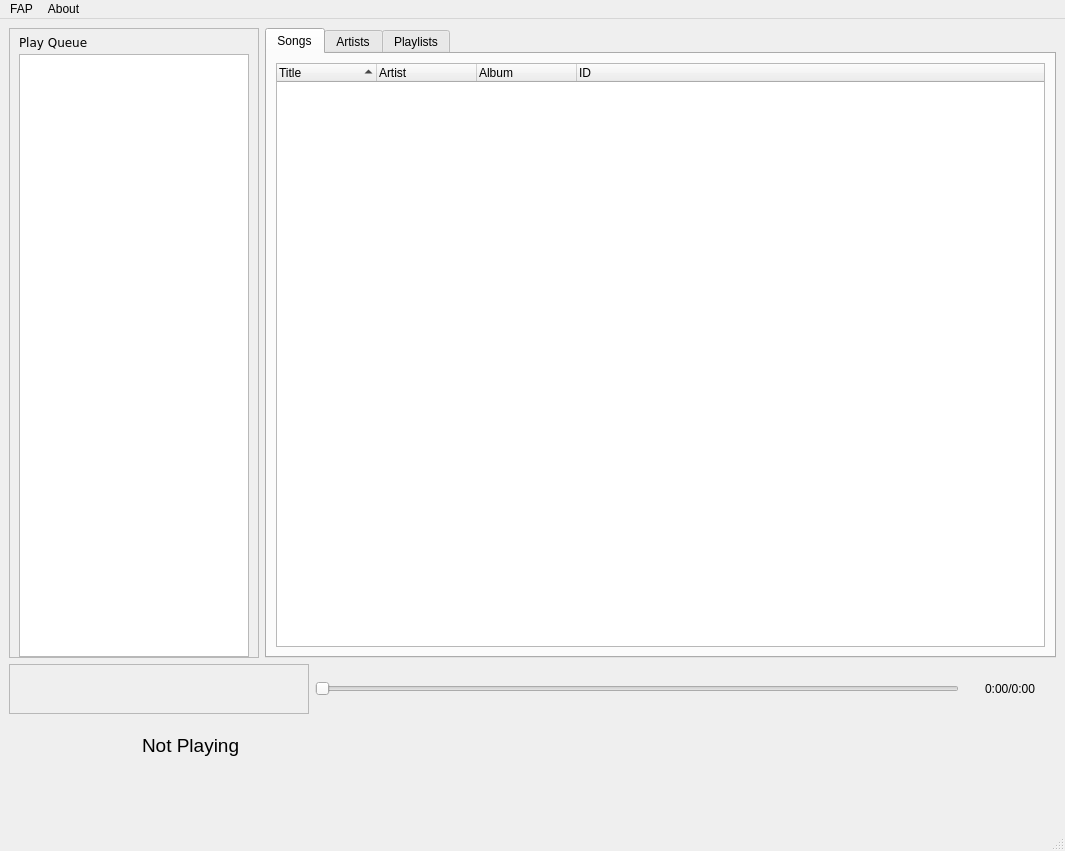
First picture: the form in forms/main.ui, repository ToppleKek/fap, before the edit.
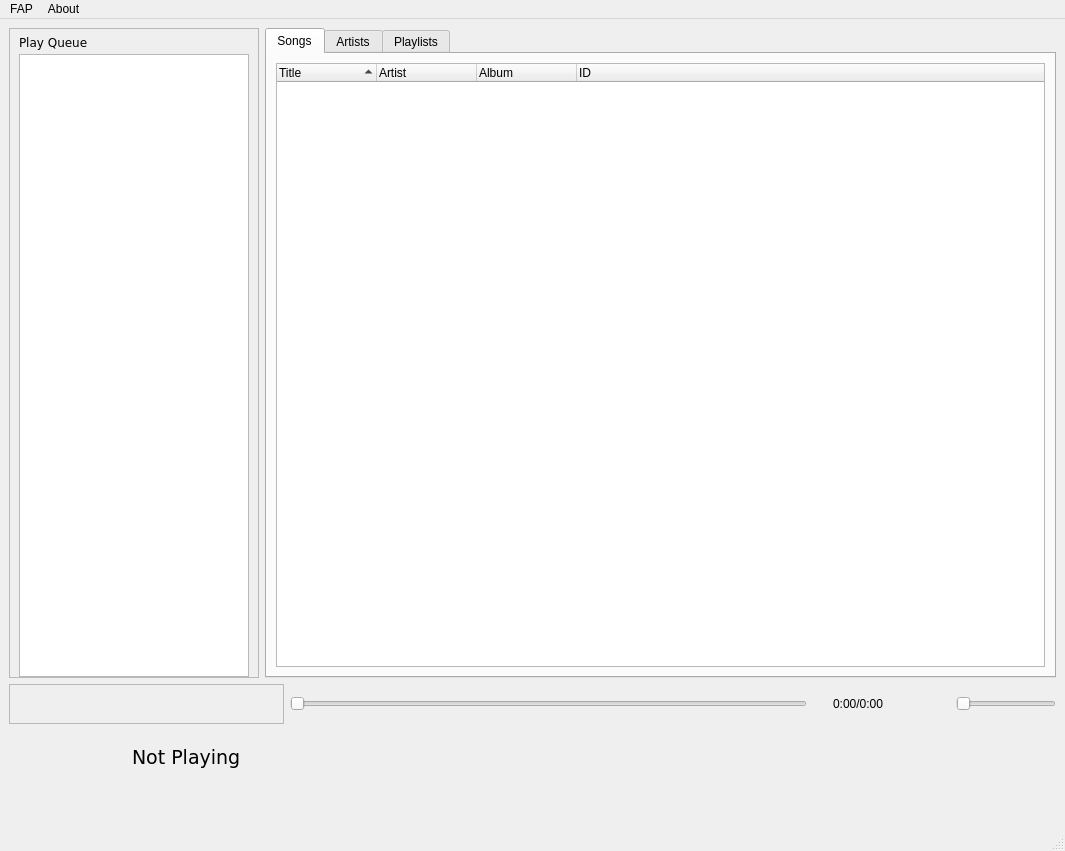
Second picture: the form after the edit. Icons and pictures are not drawn.

Commit message: add volume control support

The edit to the form file:
```diff
--- a/forms/main.ui
+++ b/forms/main.ui
@@ -323,8 +323,8 @@
        <widget class="QFrame" name="controlFrame">
         <property name="minimumSize">
          <size>
-          <width>300</width>
-          <height>50</height>
+          <width>275</width>
+          <height>40</height>
          </size>
         </property>
         <property name="maximumSize">
@@ -519,6 +519,39 @@
         </property>
        </spacer>
       </item>
+      <item>
+       <widget class="QPushButton" name="volumeButton">
+        <property name="text">
+         <string/>
+        </property>
+        <property name="icon">
+         <iconset resource="../resources/res.qrc">
+          <normaloff>:/images/vol.png</normaloff>:/images/vol.png</iconset>
+        </property>
+        <property name="flat">
+         <bool>true</bool>
+        </property>
+       </widget>
+      </item>
+      <item>
+       <widget class="QSlider" name="volumeSlider">
+        <property name="maximumSize">
+         <size>
+          <width>100</width>
+          <height>16777215</height>
+         </size>
+        </property>
+        <property name="maximum">
+         <number>100</number>
+        </property>
+        <property name="orientation">
+         <enum>Qt::Horizontal</enum>
+        </property>
+        <property name="invertedAppearance">
+         <bool>false</bool>
+        </property>
+       </widget>
+      </item>
      </layout>
     </item>
     <item>
@@ -546,14 +579,14 @@
        <widget class="QLabel" name="coverLabel">
         <property name="minimumSize">
          <size>
-          <width>100</width>
-          <height>100</height>
+          <width>90</width>
+          <height>90</height>
          </size>
         </property>
         <property name="maximumSize">
          <size>
-          <width>100</width>
-          <height>100</height>
+          <width>90</width>
+          <height>90</height>
          </size>
         </property>
         <property name="text">
@@ -568,23 +601,46 @@
        </widget>
       </item>
       <item>
-       <layout class="QVBoxLayout" name="verticalLayout">
+       <layout class="QVBoxLayout" name="verticalLayout" stretch="0,0,0,0">
         <property name="spacing">
          <number>0</number>
         </property>
         <property name="sizeConstraint">
          <enum>QLayout::SetFixedSize</enum>
         </property>
+        <item>
+         <spacer name="verticalSpacer_3">
+          <property name="orientation">
+           <enum>Qt::Vertical</enum>
+          </property>
+          <property name="sizeType">
+           <enum>QSizePolicy::Fixed</enum>
+          </property>
+          <property name="sizeHint" stdset="0">
+           <size>
+            <width>20</width>
+            <height>5</height>
+           </size>
+          </property>
+         </spacer>
+        </item>
         <item>
          <widget class="QLabel" name="titleArtistLabel">
           <property name="minimumSize">
            <size>
-            <width>75</width>
+            <width>100</width>
             <height>0</height>
            </size>
           </property>
+          <property name="maximumSize">
+           <size>
+            <width>16777215</width>
+            <height>25</height>
+           </size>
+          </property>
           <property name="font">
            <font>
+            <family>DejaVu Sans</family>
             <pointsize>14</pointsize>
             <weight>50</weight>
             <bold>false</bold>
@@ -599,12 +655,19 @@
          <widget class="QLabel" name="albumLabel">
           <property name="minimumSize">
            <size>
-            <width>75</width>
+            <width>100</width>
             <height>0</height>
            </size>
           </property>
+          <property name="maximumSize">
+           <size>
+            <width>16777215</width>
+            <height>25</height>
+           </size>
+          </property>
           <property name="font">
            <font>
+            <family>DejaVu Sans</family>
             <pointsize>12</pointsize>
            </font>
           </property>
@@ -613,6 +676,22 @@
           </property>
          </widget>
         </item>
+        <item>
+         <spacer name="verticalSpacer_4">
+          <property name="orientation">
+           <enum>Qt::Vertical</enum>
+          </property>
+          <property name="sizeType">
+           <enum>QSizePolicy::Fixed</enum>
+          </property>
+          <property name="sizeHint" stdset="0">
+           <size>
+            <width>20</width>
+            <height>5</height>
+           </size>
+          </property>
+         </spacer>
+        </item>
        </layout>
       </item>
      </layout>
```
Left out of the diff: 1 changed line with no effect on the pictures. The commit also changes 7 other files.
